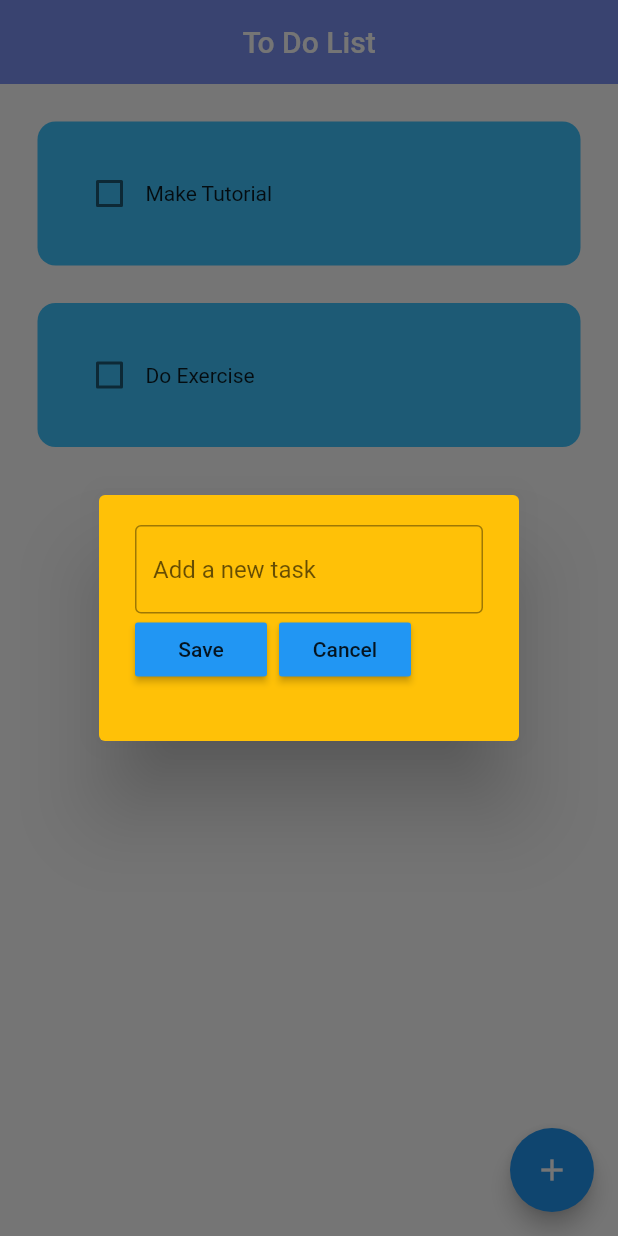
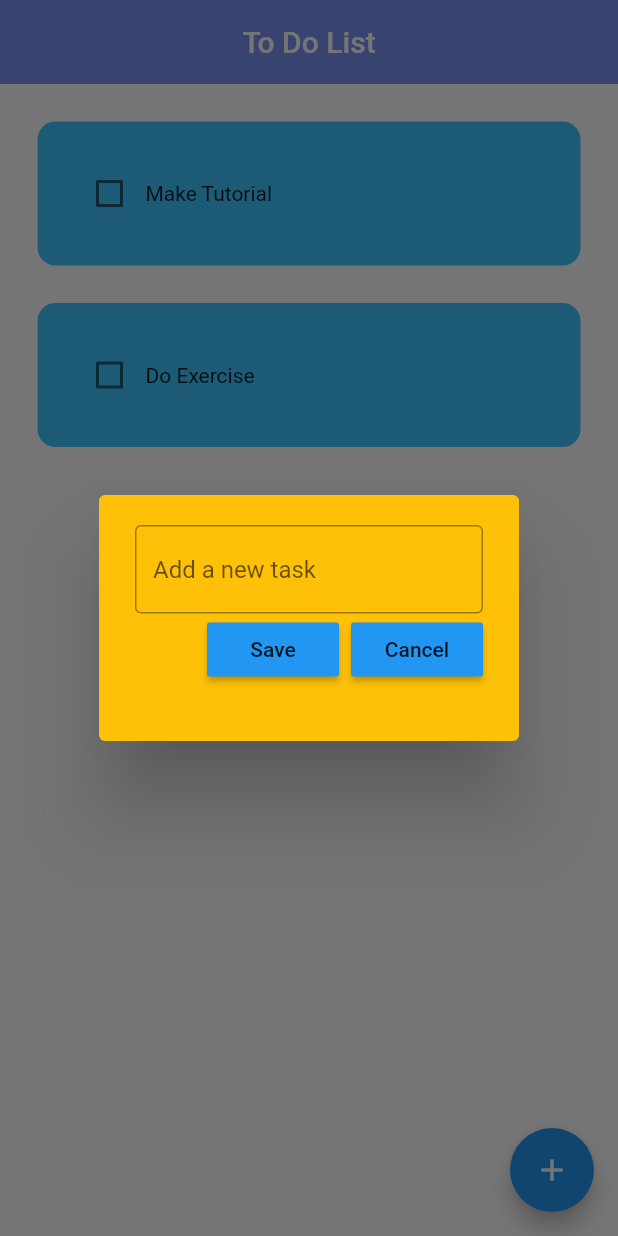
Before and after one commit to azafe/To_Do_List, a Flutter app: the screen it shows after launch, after a tap on the "add" icon, on a phone screen of 412 x 824 dp. Run offline on Flutter 3.47's test engine with Material 2 defaults, Android fonts, the phone set to English and light mode, and no system bars; drawn by our look-alikes of flutter_slidable; our stand-ins replace hive, hive_flutter; accounts and stored records are empty.

Commit message:
Agregamos almacenaje local

```diff
--- /dev/null
+++ b/lib/data/database.dart
@@ -0,0 +1,28 @@
+import 'package:hive/hive.dart';
+import 'package:hive_flutter/hive_flutter.dart';
+
+class ToDoDataBase {
+  List toDoList = [];
+
+  // Reference our box
+
+  final _myBox = Hive.box('myBox');
+
+  // Run for the first time ever opening the app
+  void createInitialData() {
+    toDoList = [
+      ["Make Tutorial", false],
+      ["Do Exercise", false]
+    ];
+  }
+
+  // Load the data from database
+  void loadData() {
+    toDoList = _myBox.get("TODOLIST");
+  }
+
+  // Update the database
+  void updateDataBase() {
+    _myBox.put("TODOLIST", toDoList);
+  }
+}
--- a/lib/main.dart
+++ b/lib/main.dart
@@ -1,8 +1,16 @@
 import 'package:flutter/material.dart';
+import 'package:hive/hive.dart';
+import 'package:hive_flutter/adapters.dart';
 
 import 'pages/home_page.dart';
 
-void main() {
+void main() async {
+  //Init the hive
+  await Hive.initFlutter();
+
+  //Open a box
+  var box = await Hive.openBox('myBox');
+
   runApp(const MyApp());
 }
 
--- a/lib/pages/home_page.dart
+++ b/lib/pages/home_page.dart
@@ -1,4 +1,6 @@
 import 'package:flutter/material.dart';
+import 'package:hive/hive.dart';
+import 'package:to_do_list/data/database.dart';
 import 'package:to_do_list/main.dart';
 import 'package:to_do_list/utilities/dialog_box.dart';
 import 'package:to_do_list/utilities/todo_tile.dart';
@@ -11,25 +13,64 @@ class HomePage extends StatefulWidget {
 }
 
 class _HomePageState extends State<HomePage> {
-  List toDoList = [
-    ["Make Tutorial", false],
-    ["Do Exercise", false],
-  ];
+  // Reference the hive box
+
+  final _myBox = Hive.box('myBox');
+
+  ToDoDataBase db = ToDoDataBase();
+
+  @override
+  void initState() {
+    if (_myBox.get("TODOLIST") == null) {
+      db.createInitialData();
+    } else {
+      db.loadData();
+    }
+
+    super.initState();
+  }
+
+  // Text controller
+  final _controller = TextEditingController();
 
   // Checkbox was tapped
   void checkBoxChanged(bool? value, int index) {
     setState(() {
-      toDoList[index][1] = !toDoList[index][1];
+      db.toDoList[index][1] = !db.toDoList[index][1];
     });
+    db.updateDataBase();
   }
 
+  // Create a new task
   void createNewTask() {
     showDialog(
       context: context,
       builder: (context) {
-        return DialogBox();
+        return DialogBox(
+          controller: _controller,
+          onSave: saveNewTask,
+          onCancel: () => Navigator.of(context).pop(),
+        );
       },
     );
+  }
+
+  //Save a new task
+  void saveNewTask() {
+    setState(() {
+      db.toDoList.add([_controller.text, false]);
+      _controller.clear();
+    });
+    Navigator.of(context).pop();
+    db.updateDataBase();
+  }
+
+  //Delete a task
+  void deleteTask(int index) {
+    setState(() {
+      db.toDoList.removeAt(index);
+    });
+    db.updateDataBase();
   }
 
   @override
@@ -47,12 +88,14 @@ class _HomePageState extends State<HomePage> {
           child: const Icon(Icons.add),
         ),
         body: ListView.builder(
-            itemCount: toDoList.length,
+            itemCount: db.toDoList.length,
             itemBuilder: (context, index) {
               return ToDoTile(
-                  taskName: toDoList[index][0],
-                  taskCompleted: toDoList[index][1],
-                  onChanged: (value) => checkBoxChanged(value, index));
+                taskName: db.toDoList[index][0],
+                taskCompleted: db.toDoList[index][1],
+                onChanged: (value) => checkBoxChanged(value, index),
+                deleteFunction: (context) => deleteTask(index),
+              );
             }));
   }
 }
--- a/lib/utilities/dialog_box.dart
+++ b/lib/utilities/dialog_box.dart
@@ -2,7 +2,14 @@ import 'package:flutter/material.dart';
 import 'package:to_do_list/utilities/my_button.dart';
 
 class DialogBox extends StatelessWidget {
-  const DialogBox({Key? key}) : super(key: key);
+  final controller;
+  VoidCallback onSave;
+  VoidCallback onCancel;
+  DialogBox(
+      {super.key,
+      required this.controller,
+      required this.onCancel,
+      required this.onSave});
 
   @override
   Widget build(BuildContext context) {
@@ -13,7 +20,8 @@ class DialogBox extends StatelessWidget {
         child: Column(
           children: [
             // get user input
-            const TextField(
+            TextField(
+              controller: controller,
               decoration: InputDecoration(
                 border: OutlineInputBorder(),
                 hintText: "Add a new task",
@@ -22,16 +30,17 @@ class DialogBox extends StatelessWidget {
 
             // Buttons ---> Save and Cancel
             Row(
+              mainAxisAlignment: MainAxisAlignment.end,
               children: [
                 // Save Button
-                MyButton(text: "Save", onPressed: () {}),
+                MyButton(text: "Save", onPressed: onSave),
 
                 const SizedBox(
                   width: 8,
                 ),
 
                 // Cancel Button
-                MyButton(text: "Cancel", onPressed: () {})
+                MyButton(text: "Cancel", onPressed: onCancel)
               ],
             )
           ],
--- a/lib/utilities/todo_tile.dart
+++ b/lib/utilities/todo_tile.dart
@@ -1,20 +1,36 @@
 import 'package:flutter/material.dart';
+import 'package:flutter_slidable/flutter_slidable.dart';
 
 class ToDoTile extends StatelessWidget {
   final String taskName;
   final bool taskCompleted;
   Function(bool?)? onChanged;
+  Function(BuildContext)? deleteFunction;
 
-  ToDoTile(
-      {super.key,
+  ToDoTile({
+    super.key,
     required this.taskName,
     required this.taskCompleted,
-      required this.onChanged});
+    required this.onChanged,
+    required this.deleteFunction,
+  });
 
   @override
   Widget build(BuildContext context) {
     return Padding(
       padding: EdgeInsets.only(left: 25, right: 25, top: 25),
+      child: Slidable(
+        endActionPane: ActionPane(
+          motion: StretchMotion(),
+          children: [
+            SlidableAction(
+              onPressed: deleteFunction,
+              icon: Icons.delete,
+              backgroundColor: Colors.red,
+              borderRadius: BorderRadius.circular(12),
+            )
+          ],
+        ),
         child: Container(
           padding: EdgeInsets.all(24),
           decoration: BoxDecoration(
@@ -40,6 +56,7 @@ class ToDoTile extends StatelessWidget {
             ],
           ),
         ),
+      ),
     );
   }
 }
--- a/pubspec.yaml
+++ b/pubspec.yaml
@@ -30,15 +30,20 @@ environment:
 dependencies:
   flutter:
     sdk: flutter
+  hive: ^2.2.3
+  hive_flutter: ^1.1.0
 
 
   # The following adds the Cupertino Icons font to your application.
   # Use with the CupertinoIcons class for iOS style icons.
   cupertino_icons: ^1.0.2
+  flutter_slidable: ^1.2.0
 
 dev_dependencies:
   flutter_test:
     sdk: flutter
+  hive_generator: ^1.1.3
+  build_runner: ^2.1.11
 
   # The "flutter_lints" package below contains a set of recommended lints to
   # encourage good coding practices. The lint set provided by the package is
```
Also changed, not shown: pubspec.lock, 2 other files. Lines whose indentation alone changed are shown as unchanged.
